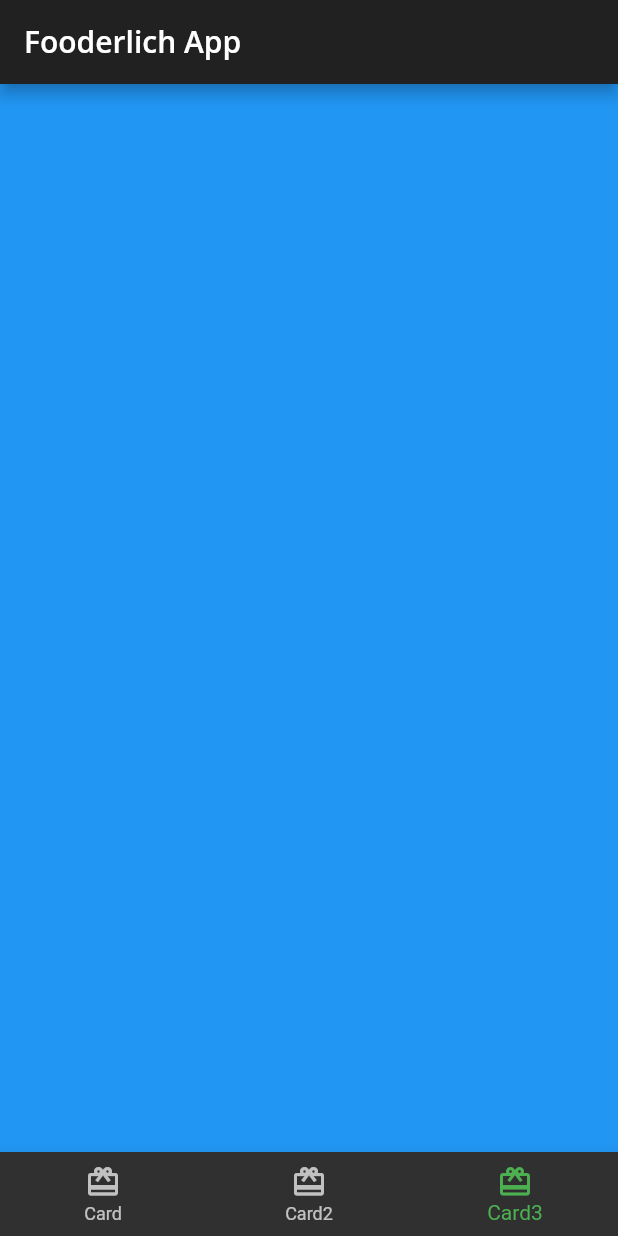
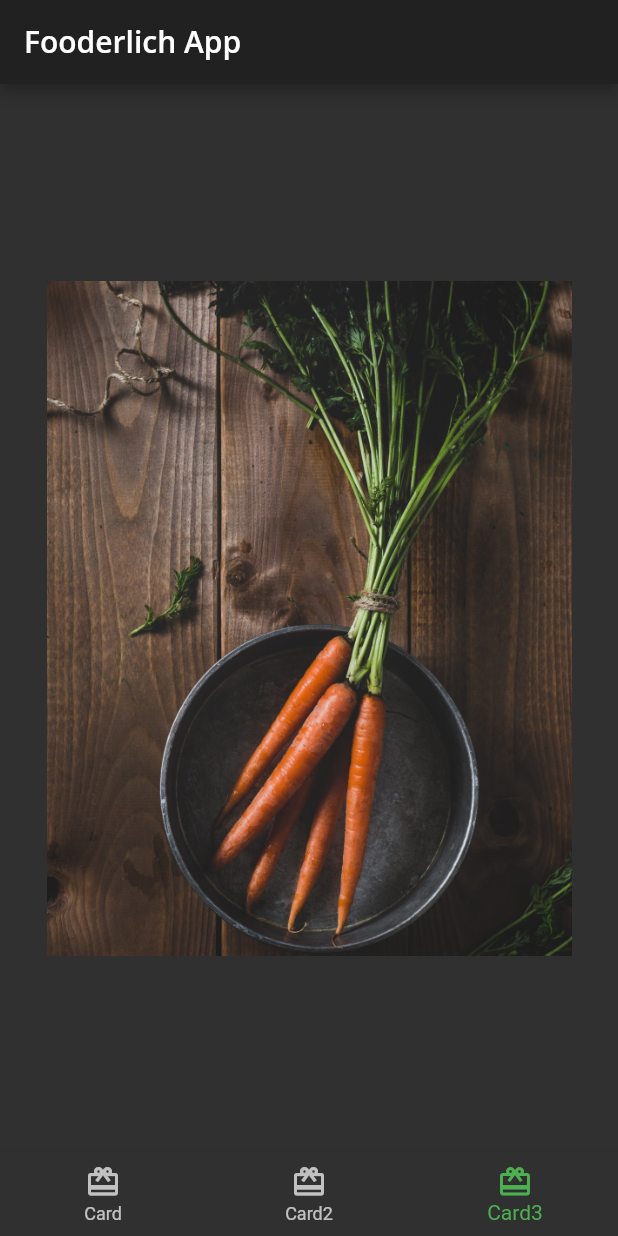
Before and after one commit to tian3rd/fooderlich2, a Flutter app: the screen it shows after launch, item 3 of the bottom bar chosen, on a phone screen of 412 x 824 dp. Run offline on Flutter 3.47's test engine with Material 2 defaults, Android fonts, the phone set to English and light mode, and no system bars; our stand-ins replace google_fonts; project files that could hold a hidden picture were left out.

Commit message:
update home with card3

```diff
--- a/lib/home.dart
+++ b/lib/home.dart
@@ -1,6 +1,7 @@
 import 'package:flutter/material.dart';
 import 'card1.dart';
 import 'card2.dart';
+import 'card3.dart';
 
 class Home extends StatefulWidget {
   const Home({Key? key}) : super(key: key);
@@ -19,7 +20,8 @@ class _HomeState extends State<Home> {
     // TODO: replace with card2
     const Card2(),
     // TODO: replace with card3
-    Container(color: Colors.blue),
+    // Container(color: Colors.blue),
+    const Card3(),
   ];
 
   void _onItemTapped(int index) {
```
